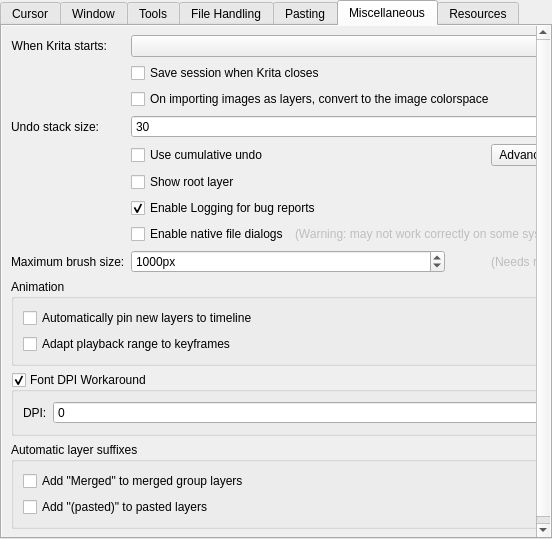
Qt form libs/ui/forms/wdggeneralsettings.ui (KDE/krita) before a commit.
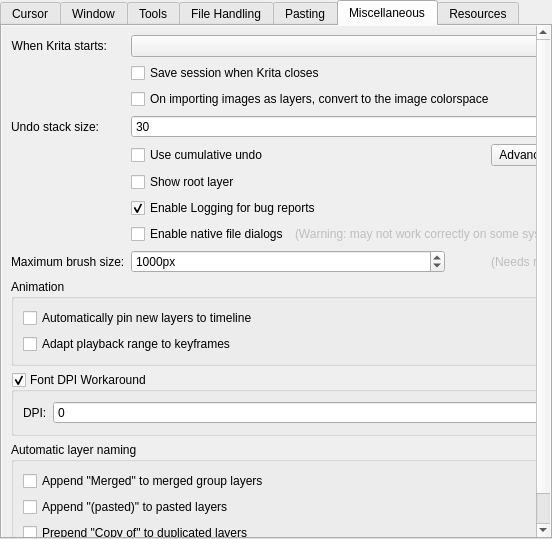
The same form after that commit. The open tabs and pages were chosen to show the change. Custom widgets are drawn as their Qt base class.

Commit message:
Make 'Copy of' on duplicated layer name optional
in line with the options for merged and pasted layer names.

Patch:
```diff
--- a/libs/ui/forms/wdggeneralsettings.ui
+++ b/libs/ui/forms/wdggeneralsettings.ui
@@ -1470,20 +1470,27 @@
            <item row="11" column="0" colspan="2">
             <widget class="QGroupBox" name="groupBox_51">
              <property name="title">
-              <string>Automatic layer suffixes</string>
+              <string>Automatic layer naming</string>
              </property>
              <layout class="QVBoxLayout" name="verticalLayout_7">
               <item>
                <widget class="QCheckBox" name="chkRenameMergedLayers">
                 <property name="text">
-                 <string>Add &quot;Merged&quot; to merged group layers</string>
+                 <string>Append &quot;Merged&quot; to merged group layers</string>
                 </property>
                </widget>
               </item>
               <item>
                <widget class="QCheckBox" name="chkRenamePastedLayers">
                 <property name="text">
-                 <string>Add &quot;(pasted)&quot; to pasted layers</string>
+                 <string>Append &quot;(pasted)&quot; to pasted layers</string>
+                </property>
+               </widget>
+              </item>
+              <item>
+               <widget class="QCheckBox" name="chkRenameDuplicatedLayers">
+                <property name="text">
+                 <string>Prepend &quot;Copy of&quot; to duplicated layers</string>
                 </property>
                </widget>
               </item>
```
The commit also changes 5 other files.
